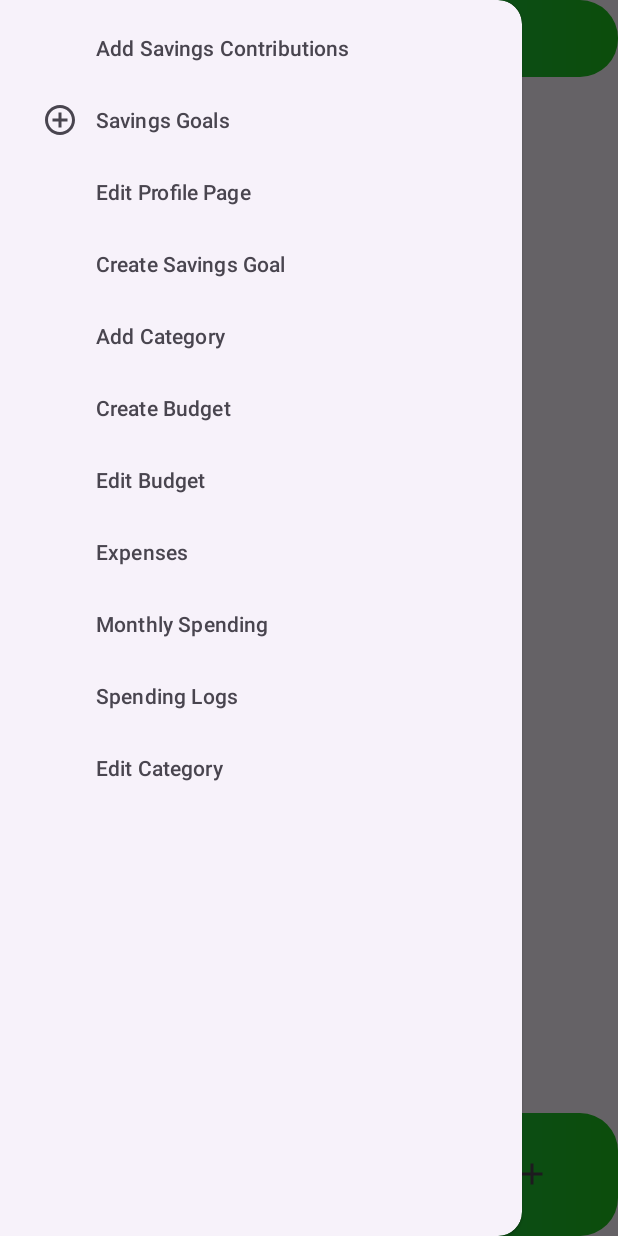
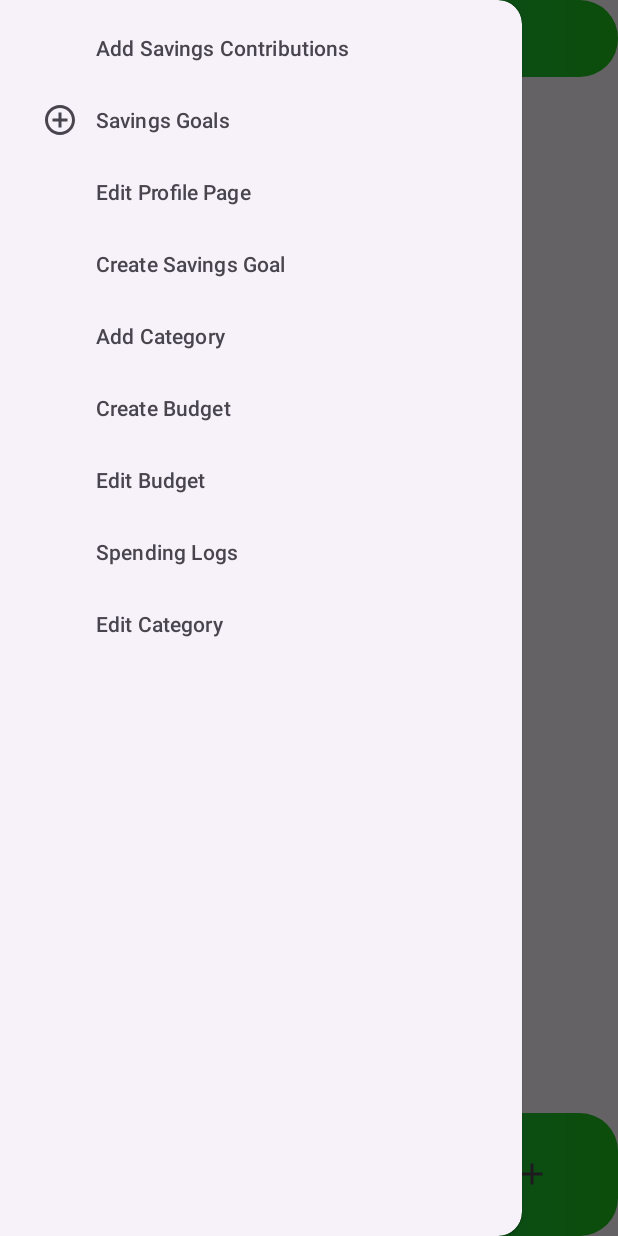
Before and after one commit to VeronM28/PROG7313_POE_PERSONALBUDGETAPP, an Android app: the MainPageActivity screen opened directly, with no data from a screen before it, with the side drawer open, on a phone screen of 412 x 824 dp. Run offline under Robolectric (Android 15) with nearby library versions, the phone set to English and light mode, and no system bars.

Commit message:
Error Fixes #11

```diff
--- a/app/src/main/res/menu/nav_drawer_menu.xml
+++ b/app/src/main/res/menu/nav_drawer_menu.xml
@@ -34,14 +34,6 @@
             android:title="Edit Budget" />
 
         <item
-            android:id="@+id/navExpenses"
-            android:title="Expenses" />
-
-        <item
-            android:id="@+id/navMonthlySpending"
-            android:title="Monthly Spending" />
-
-        <item
             android:id="@+id/navLogPage"
             android:title="Spending Logs" />
 
```
